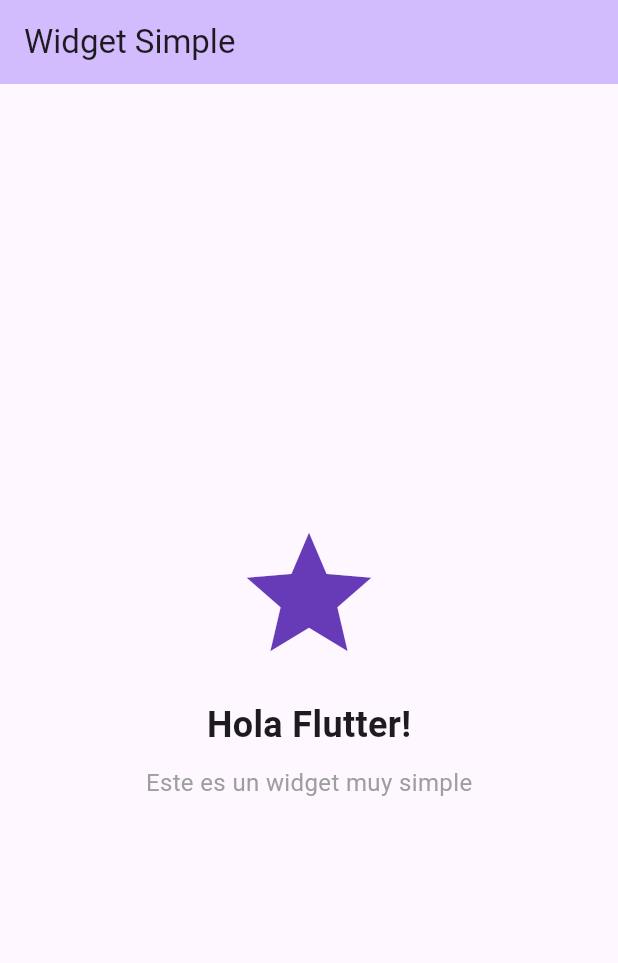
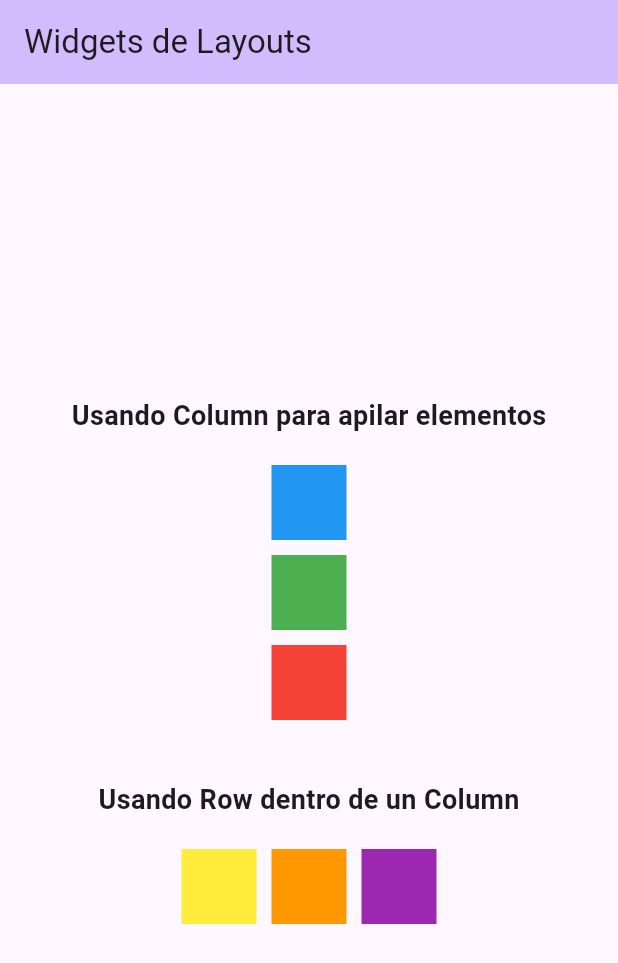
Before and after one commit to gabrielhuav/Flutter-Projects, a Flutter app: the screen it shows after launch, on a phone screen of 412 x 824 dp. Shown: the top 963 px of the screen. Run offline on Flutter 3.47's test engine with Material 3 defaults, Android fonts, the phone set to English and light mode, and no system bars.

Commit message:
Add stacked widgets example and enhance UI menu
Introduced a new StackedWidgetsExample screen demonstrating the use of Stack, Positioned, and overlaying widgets. Updated main.dart to include the new route and changed the app title. Enhanced UIElementsMenu with more layout examples using Column and Row, and updated titles for clarity.

```diff
--- a/screens_and_widgets_flutter/lib/main.dart
+++ b/screens_and_widgets_flutter/lib/main.dart
@@ -1,5 +1,6 @@
 import 'package:flutter/material.dart';
 import 'ui_elements_menu.dart';
+import 'stacked_widgets.dart';
 
 void main() {
   runApp(const MyApp());
@@ -11,12 +12,13 @@ class MyApp extends StatelessWidget {
   @override
   Widget build(BuildContext context) {
     return MaterialApp(
-      title: 'UI Elements Demo',
+      title: 'Layouts en Flutter',
       theme: ThemeData(
         colorScheme: ColorScheme.fromSeed(seedColor: Colors.deepPurple),
         useMaterial3: true,
       ),
       home: const UIElementsMenu(),
+      routes: {'/stacked': (context) => const StackedWidgetsExample()},
     );
   }
 }
--- a/screens_and_widgets_flutter/lib/ui_elements_menu.dart
+++ b/screens_and_widgets_flutter/lib/ui_elements_menu.dart
@@ -7,23 +7,42 @@ class UIElementsMenu extends StatelessWidget {
   Widget build(BuildContext context) {
     return Scaffold(
       appBar: AppBar(
-        title: const Text('Widget Simple'),
+        title: const Text('Widgets de Layouts'),
         backgroundColor: Theme.of(context).colorScheme.inversePrimary,
       ),
-      body: const Center(
+      body: Center(
         child: Column(
           mainAxisAlignment: MainAxisAlignment.center,
           children: [
-            Icon(Icons.star, size: 100, color: Colors.deepPurple),
-            SizedBox(height: 20),
-            Text(
-              'Hola Flutter!',
-              style: TextStyle(fontSize: 24, fontWeight: FontWeight.bold),
+            // Ejemplo de un Column simple
+            const Text(
+              'Usando Column para apilar elementos',
+              style: TextStyle(fontSize: 18, fontWeight: FontWeight.bold),
             ),
-            SizedBox(height: 10),
-            Text(
-              'Este es un widget muy simple',
-              style: TextStyle(fontSize: 16, color: Colors.grey),
+            const SizedBox(height: 20),
+            Container(height: 50, width: 50, color: Colors.blue),
+            const SizedBox(height: 10),
+            Container(height: 50, width: 50, color: Colors.green),
+            const SizedBox(height: 10),
+            Container(height: 50, width: 50, color: Colors.red),
+
+            const SizedBox(height: 40),
+
+            // Un Row dentro del Column para un diseño más complejo
+            const Text(
+              'Usando Row dentro de un Column',
+              style: TextStyle(fontSize: 18, fontWeight: FontWeight.bold),
+            ),
+            const SizedBox(height: 20),
+            Row(
+              mainAxisAlignment: MainAxisAlignment.center,
+              children: [
+                Container(height: 50, width: 50, color: Colors.yellow),
+                const SizedBox(width: 10),
+                Container(height: 50, width: 50, color: Colors.orange),
+                const SizedBox(width: 10),
+                Container(height: 50, width: 50, color: Colors.purple),
+              ],
             ),
           ],
         ),
```
Also changed, not shown: screens_and_widgets_flutter/lib/stacked_widgets.dart (added, +53 -0 lines).
